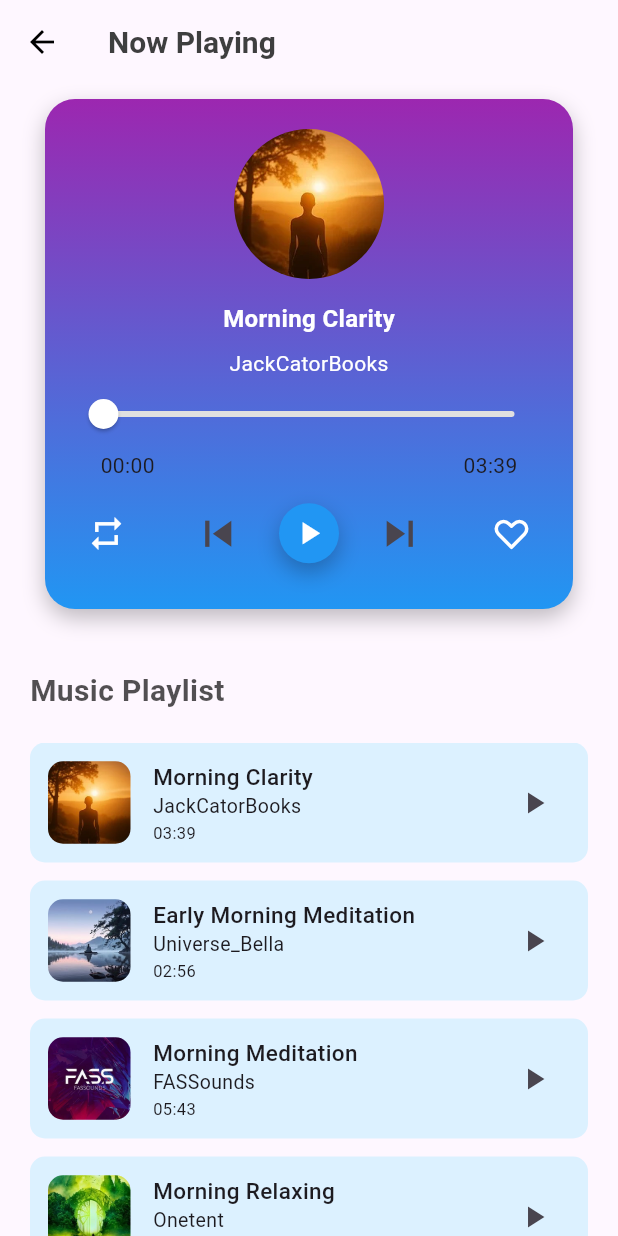
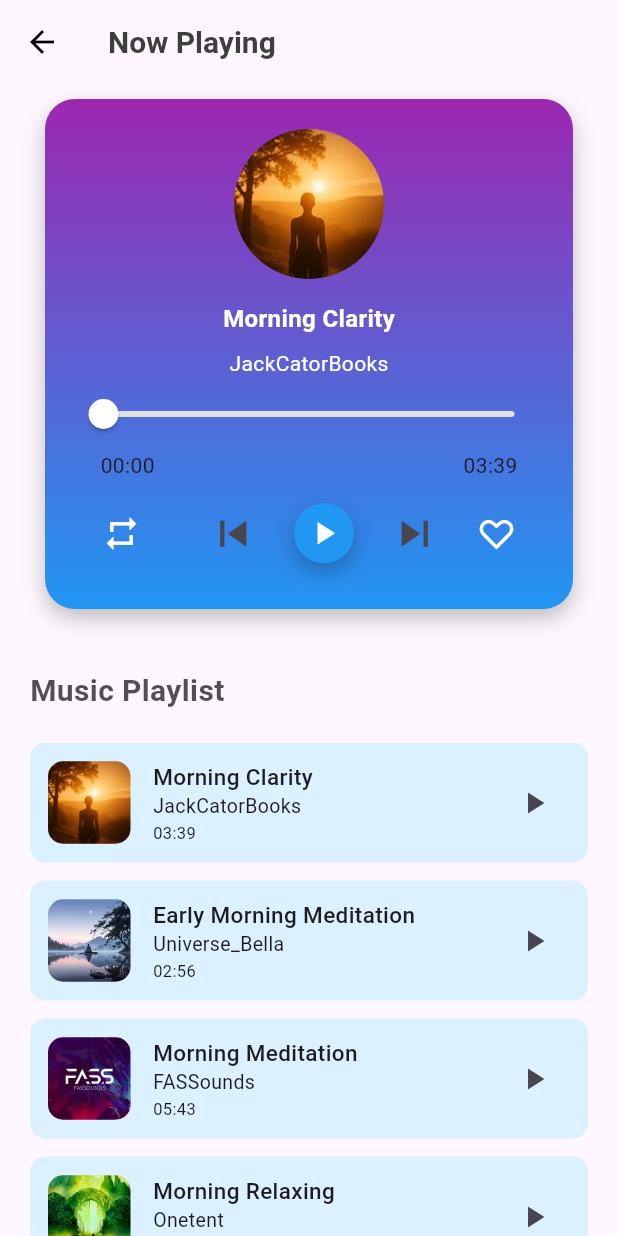
Before and after one commit to naduniAnjana/meditation_app, a Flutter app: the Meditation screen opened directly, on a phone screen of 412 x 824 dp. Run offline on Flutter 3.47's test engine with Material 3 defaults, Android fonts, the phone set to English and light mode, and no system bars; our stand-ins replace cloud_firestore, firebase_auth, firebase_core, flutter_tts, get, google_sign_in and 5 more; missing offline and left inert: record; accounts and stored records are empty.

Commit message:
Change file locations

```diff
--- a/silentmoon/lib/pages/introduction_page.dart
+++ b/silentmoon/lib/pages/introduction_page.dart
@@ -95,7 +95,7 @@ class _IntroductionPageState extends State<IntroductionPage> {
                   Navigator.pushReplacement(
                       context,
                       MaterialPageRoute(
-                          builder: (_) => const UserWelcomePage()));
+                          builder: (_) => const SignupPage()));
                 },
                 child: Container(
                   height: 60,
--- a/silentmoon/lib/pages/music/meditation.dart
+++ b/silentmoon/lib/pages/music/meditation.dart
@@ -337,7 +337,7 @@ class _MeditationState extends State<Meditation> {
                               icon: const Icon(Icons.skip_next),
                               onPressed: playNext,
                             ),
-                            const SizedBox(width: 25),
+                            const SizedBox(width: 5),
 
                             // Favorite
                             IconButton(
```
Also changed, not shown: silentmoon/lib/components/bottom_navbar.dart (+5 -5 lines), silentmoon/lib/pages/home_tabs/home_page.dart (renamed from silentmoon/lib/pages/home_page.dart), silentmoon/lib/pages/home_tabs/meditate_page.dart (renamed from silentmoon/lib/pages/meditate_page.dart), silentmoon/lib/pages/home_tabs/music_page.dart (renamed from silentmoon/lib/pages/music_page.dart), silentmoon/lib/pages/home_tabs/profile_page.dart (renamed from silentmoon/lib/pages/profile_page.dart), silentmoon/lib/pages/home_tabs/sleep_page.dart (renamed from silentmoon/lib/pages/sleep_page.dart).
